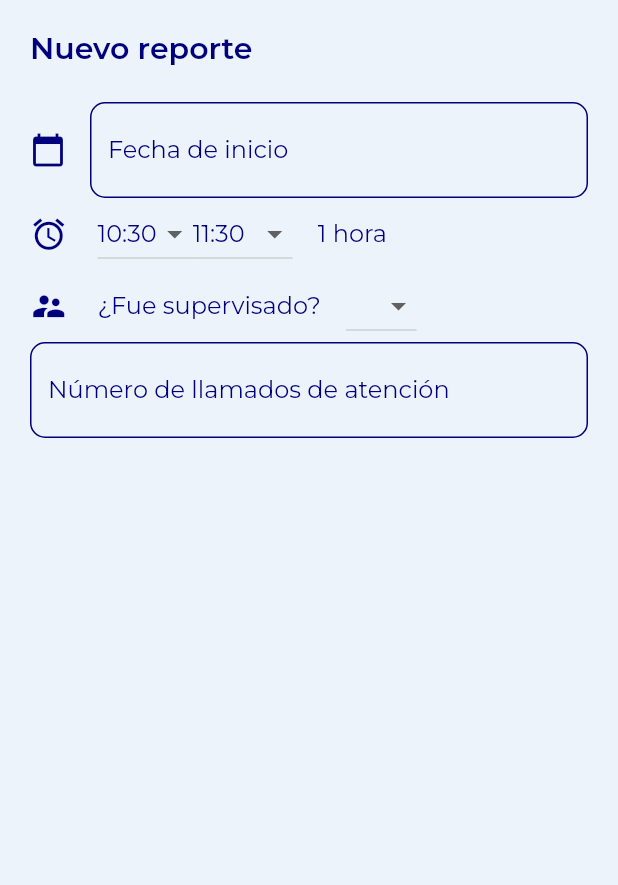
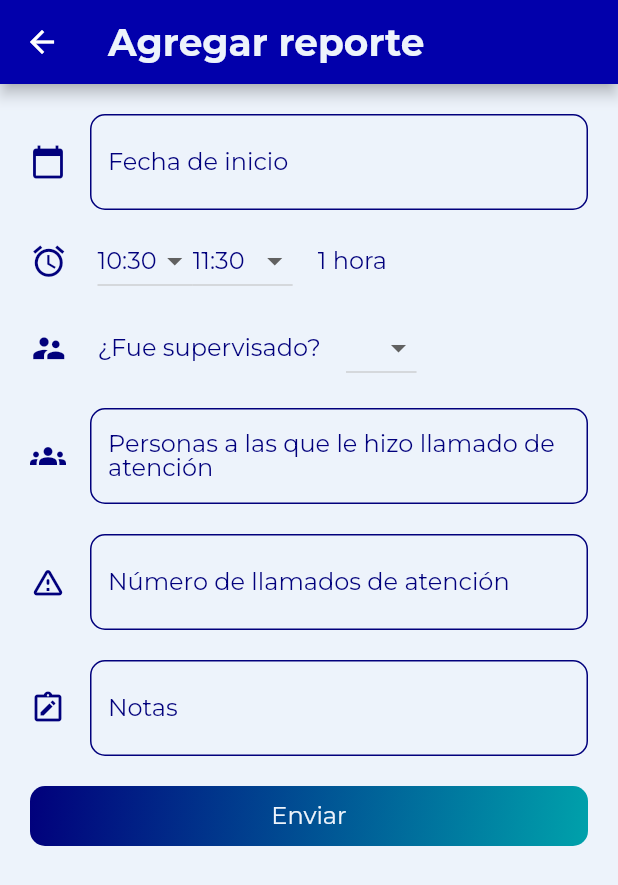
Before and after one commit to JoelBorrero/bienestar_mobile, a Flutter app: the AddReport screen opened directly, on a phone screen of 412 x 824 dp. Shown: the top 885 px of the screen. Run offline on Flutter 3.47's test engine with Material 2 defaults, Android fonts, the phone set to English and light mode, and no system bars; our stand-ins replace flutter_secure_storage, google_fonts; accounts and stored records are empty; network calls fail.

Commit message:
promoter form created (#1)
Co-authored-by: Joel Borrero <joelborrero@MacBook-Pro-de-Joel-2.local>

```diff
--- a/lib/backend/models/response.dart
+++ b/lib/backend/models/response.dart
@@ -2,17 +2,14 @@ import 'dart:convert';
 import 'package:flutter/foundation.dart';
 
 APIResponse apiResponseFromBytes(Uint8List str, int statusCode) =>
-    APIResponse.fromJson(
-      json.decode(const Utf8Decoder().convert(str)),
-      statusCode,
-    );
+    apiResponseFromJson(const Utf8Decoder().convert(str), statusCode);
 
 APIResponse apiResponseFromJson(String str, int statusCode) {
   dynamic body;
   try {
     body = json.decode(str);
   } catch (e) {
-    body = '{"error": "$e", "success": false}';
+    body = {"error": e.toString(), "success": false};
     statusCode = 400;
   }
   return APIResponse.fromJson(
@@ -24,30 +21,48 @@ APIResponse apiResponseFromJson(String str, int statusCode) {
 String apiResponseToJson(APIResponse data) => json.encode(data.toJson());
 
 class APIResponse {
-  APIResponse({
-    required this.statusCode,
-    required this.success,
-    required this.data,
-    this.error,
-  });
+  APIResponse(
+      {required this.statusCode,
+      required this.data,
+      this.error,
+      this.currentPage,
+      this.pages,
+      this.count,
+      this.next,
+      this.previous,
+      this.results});
 
   final int statusCode;
-  final bool success;
-  String? data;
+  final String? data;
   final String? error;
+
+  // Paginated responses
+  final int? currentPage, pages, count;
+  final String? next, previous;
+  final List? results;
 
   factory APIResponse.fromJson(Map<String, dynamic> json, int statusCode) =>
       APIResponse(
         statusCode: statusCode,
-        success: json['success'] ?? statusCode == 200,
         data: json['data'],
         error: (json['error'] ?? [null])[0],
+        currentPage: json['current_page'],
+        pages: json['pages'],
+        count: json['count'],
+        next: json['next'],
+        previous: json['previous'],
+        results: json['results'],
       );
 
   Map<String, dynamic> toJson() => {
         'statusCode': statusCode,
-        'success': success,
         if (data != null) 'data': data,
         if (error != null) 'error': error,
+        if (currentPage != null) 'current_page': currentPage,
+        if (pages != null) 'pages': pages,
+        if (count != null) 'count': count,
+        if (next != null) 'next': next,
+        if (previous != null) 'previous': previous,
+        if (results != null) 'results': results,
       };
 }
--- a/lib/backend/models/user.dart
+++ b/lib/backend/models/user.dart
@@ -19,9 +19,11 @@ class User {
   final String firstName;
   final String lastName;
   final String role;
-    final String token;
+  final String? token;
 
-    factory User.fromJson(Map<String, dynamic> json) => User(
+  factory User.fromJson(Map<String, dynamic> json) {
+    if (json['user'] == null) json['user'] = json; // It's a login response
+    return User(
       id: json["user"]["id"],
       email: json["user"]["email"],
       firstName: json["user"]["first_name"],
@@ -29,6 +31,7 @@ class User {
       role: json["user"]["role"],
       token: json["token"],
     );
+  }
 
   Map<String, dynamic> toJson() => {
         "id": id,
--- a/lib/backend/services/api.dart
+++ b/lib/backend/services/api.dart
@@ -3,10 +3,10 @@ import 'package:http/http.dart' as http;
 
 class API {
   static const String host =
-      'https://ec59-2800-484-188b-7712-d06a-d4ce-7726-db45.ngrok.io';
+      'ec59-2800-484-188b-7712-d06a-d4ce-7726-db45.ngrok.io';
 
-  static Future<APIResponse> get(String path) async {
-    final uri = Uri.https(host, path);
+  static Future<APIResponse> get(String path, [Map<String, String>? queryParameters]) async {
+    final uri = Uri.https(host, path, queryParameters);
     final resp = await http.get(
       uri,
     );
--- a/lib/screens/promoter/add_report.dart
+++ b/lib/screens/promoter/add_report.dart
@@ -1,19 +1,42 @@
+import 'package:bienestar_mobile/utils/validators.dart';
 import 'package:flutter/material.dart';
 
+import 'package:bienestar_mobile/backend/models/response.dart';
+import 'package:bienestar_mobile/backend/models/user.dart';
+import 'package:bienestar_mobile/backend/services/api.dart';
 import 'package:bienestar_mobile/widgets/components/text_components.dart';
 import 'package:bienestar_mobile/widgets/modules/custom_dropdown.dart';
 import 'package:bienestar_mobile/widgets/modules/custom_text_field.dart';
 import 'package:bienestar_mobile/widgets/modules/date_picker.dart';
+import 'package:bienestar_mobile/widgets/modules/gradient_button.dart';
 
+final _formKey = GlobalKey<FormState>();
+bool _hasInteractedByUser = false;
 List _hours = [6, 7, 8, 9, 10, 11, 12, 13, 14, 15, 16, 17, 18, 19, 20];
 DateTime _date = DateTime.now();
-int? _startHour = TimeOfDay.now().hour, _endHour;
+int? _startHour = TimeOfDay.now().hour,
+    _endHour,
+    _supervisorId,
+    _wakeUpCalls,
+    _peopleCalled,
+    _zoneId;
 bool? _wasSupervised;
+String? _notes;
+List<User> _supervisors = [];
+final TextEditingController _wakeUpCallsController = TextEditingController(),
+    _peopleCalledController = TextEditingController(),
+    _notesController = TextEditingController();
+
 Map<String, Object?> _answers = {
   'date': _date,
   'start_hour': _startHour,
   'end_hour': _endHour,
   'was_supervised': _wasSupervised,
+  'supervisor': _supervisorId,
+  'wake_up_calls': _wakeUpCalls,
+  'people_called': _peopleCalled,
+  'promoter_notes': _notes,
+  'zone': _zoneId,
 };
 
 class AddReport extends StatefulWidget {
@@ -40,6 +63,21 @@ class _AddReportState extends State<AddReport> {
         case 'was_supervised':
           _wasSupervised = value;
           break;
+        case 'supervisor':
+          _supervisorId = value;
+          break;
+        case 'wake_up_calls':
+          _wakeUpCalls = value;
+          break;
+        case 'people_called':
+          _peopleCalled = value;
+          break;
+        case 'notes':
+          _notes = value;
+          break;
+        case 'zone':
+          _zoneId = value;
+          break;
       }
     });
   }
@@ -47,6 +85,18 @@ class _AddReportState extends State<AddReport> {
   @override
   void initState() {
     super.initState();
+
+    final queryParameters = {
+      'role': 'supervisor',
+    };
+    Future<APIResponse> response = API.get('/accounts/', queryParameters);
+    response.then((res) {
+      if (res.statusCode == 200) {
+        setState(() {
+          _supervisors = res.results!.map((u) => User.fromJson(u)).toList();
+        });
+      }
+    });
   }
 
   @override
@@ -59,23 +109,24 @@ class _AddReportState extends State<AddReport> {
       }
     }
     _endHour ??= _startHour! + 1;
-    final formKey = GlobalKey<FormState>();
-    final TextEditingController callController = TextEditingController();
     ThemeData theme = Theme.of(context);
-    return Container(
+    return Scaffold(
+      appBar: AppBar(
+        title: textH1('Agregar reporte', dark: false),
+        backgroundColor: theme.primaryColor,
+      ),
+      body: Form(
+          key: _formKey,
+          child: ListView(
             padding: const EdgeInsets.all(20),
-      decoration: BoxDecoration(
-        borderRadius: BorderRadius.circular(30),
-      ),
-      child: Form(
-          key: formKey,
-          child: ListView(
             children: [
-              textH2('Nuevo reporte\n'),
               DatePicker(
                 date: _date,
                 updateDate: (date) => _onChanged('date', date),
+                validator: ((value) =>
+                    isNotEmpty(value, 'Por favor ingrese una fecha')),
               ),
+              const SizedBox(height: 10),
               Row(children: [
                 Icon(Icons.alarm, size: 25, color: theme.primaryColorDark),
                 const SizedBox(width: 20),
@@ -117,6 +168,7 @@ class _AddReportState extends State<AddReport> {
                     '    ${_endHour! - _startHour!} hora${_endHour! - _startHour! > 1 ? 's' : ''}',
                     color: theme.primaryColorDark),
               ]),
+              const SizedBox(height: 10),
               CustomDropdown(
                   icon: Icons.supervisor_account,
                   label: '¿Fue supervisado?',
@@ -126,18 +178,63 @@ class _AddReportState extends State<AddReport> {
                   ],
                   value: _wasSupervised,
                   onChanged: (b) => _onChanged('was_supervised', b),
+                  validator: ((value) =>
+                      isNotEmpty(value, 'Por favor ingrese una')),
+                  hasInteractedByUser: _hasInteractedByUser),
+              // CustomDropdown(
+              //   icon: Icons.supervisor_account,
+              //   label: 'Supervisor',
+              //   items: _supervisors.isEmpty
+              //       ? []
+              //       : _supervisors
+              //           .map((s) => {'value': s.id, 'label': s.firstName})
+              //           .toList(),
+              //   value: _supervisorId,
+              //   onChanged: (s) => _onChanged('supervisor', s),
+              //   validator: ((value) => isNotEmpty(value, 'Por favor ingrese una nota')),
+              // ),
+              CustomTextField(
+                controller: _peopleCalledController,
+                label: 'Personas a las que le hizo llamado de atención',
+                icon: Icons.groups,
+                keyboardType: TextInputType.number,
+                validator: ((value) => isNotEmpty(value,
+                    'Por favor ingrese a cuántas personas les llamó la atención')),
               ),
+              const SizedBox(height: 20),
               CustomTextField(
-                controller: callController,
+                controller: _wakeUpCallsController,
                 label: 'Número de llamados de atención',
-                // The validator receives the text that the user has entered.
-                validator: (value) {
-                  if (value == null || value.isEmpty) {
-                    return 'Please enter some text';
+                icon: Icons.warning_amber_rounded,
+                keyboardType: TextInputType.number,
+                validator: ((value) => isNotEmpty(value,
+                    'Por favor indique a cuántas personas les hizo llamado de atención')),
+              ),
+              const SizedBox(height: 20),
+              CustomTextField(
+                controller: _notesController,
+                label: 'Notas',
+                icon: Icons.note_alt_outlined,
+              ),
+              const SizedBox(height: 20),
+              GradientButton(
+                  text: 'Enviar',
+                  onPressed: () {
+                    if (_formKey.currentState!.validate()) {
+                      setState(() {
+                        _hasInteractedByUser = true;
+                      });
+                      // Reset the answers
+                      _wasSupervised = null;
+                      _supervisorId = null;
+                      _wakeUpCalls = null;
+                      _peopleCalled = null;
+                      _notes = null;
+                      _zoneId = null;
+
+                      Navigator.pop(context);
                     }
-                  return null;
-                },
-              ),
+                  })
             ],
           )),
     );
--- /dev/null
+++ b/lib/utils/validators.dart
@@ -0,0 +1,6 @@
+String? isNotEmpty(String? value, String message) {
+  if (value == null || value.isEmpty) {
+    return message;
+  }
+  return null;
+}
--- a/lib/widgets/components/text_components.dart
+++ b/lib/widgets/components/text_components.dart
@@ -2,11 +2,10 @@ import 'package:flutter/material.dart';
 
 import 'package:bienestar_mobile/utils/themes.dart';
 
-
 Text textH1(String text, {bool dark = true, double? fontSize}) {
   return Text(text,
       style: lightTheme.textTheme.titleLarge?.copyWith(
-        fontSize: fontSize,
+          fontSize: fontSize,
           color: dark
               ? lightTheme.primaryColorDark
               : lightTheme.scaffoldBackgroundColor));
@@ -29,13 +28,14 @@ Text textH3(String text, {bool dark = true}) {
 }
 
 Text textSmall(String text,
-    {bool dark = true, TextAlign textAlign = TextAlign.center}) {
+    {bool dark = true, TextAlign textAlign = TextAlign.center, Color? color}) {
   return Text(
     text,
     style: lightTheme.textTheme.bodySmall?.copyWith(
-        color: dark
-            ? lightTheme.primaryColorDark
-            : lightTheme.scaffoldBackgroundColor),
+        color: color ??
+            (dark
+                ? lightTheme.primaryColorDark
+                : lightTheme.scaffoldBackgroundColor)),
     textAlign: textAlign,
   );
 }
--- a/lib/widgets/modules/custom_dropdown.dart
+++ b/lib/widgets/modules/custom_dropdown.dart
@@ -8,24 +8,46 @@ class CustomDropdown extends StatelessWidget {
   final List<Map<String, Object>> items;
   final dynamic value;
   final Function(dynamic) onChanged;
-  const CustomDropdown({super.key, required this.icon, required this.label, required this.items, this.value, required this.onChanged});
+  final String? Function(String? value)? validator;
+  final bool? hasInteractedByUser;
+  const CustomDropdown(
+      {super.key,
+      required this.icon,
+      required this.label,
+      required this.items,
+      this.value,
+      required this.onChanged,
+      this.validator,
+      this.hasInteractedByUser});
 
   @override
   Widget build(BuildContext context) {
     ThemeData theme = Theme.of(context);
-    return Row(
+    return Column(
+      crossAxisAlignment: CrossAxisAlignment.start,
+      children: [
+        Row(
           children: [
             Icon(icon, size: 25, color: theme.primaryColorDark),
             const SizedBox(width: 20),
             textMedium('$label    '),
             DropdownButton(
-            items: items.map((item) =>
-            DropdownMenuItem(
+              items: items
+                  .map((item) => DropdownMenuItem(
                       value: item['value'],
-                child: textMedium(item['label'] as String)
-              )).toList(),
+                      child: textMedium(item['label'] as String)))
+                  .toList(),
               value: value,
-            onChanged: ((val) => onChanged(val))),
+              onChanged: ((val) => onChanged(val)),
+            ),
+          ],
+        ),
+        textSmall(
+          validator!(value) != null && (hasInteractedByUser ?? false)
+              ? validator!(value)!
+              : '',
+          color: Colors.red,
+        ),
       ],
     );
   }
--- a/lib/widgets/modules/custom_text_field.dart
+++ b/lib/widgets/modules/custom_text_field.dart
@@ -11,7 +11,7 @@ class CustomTextField extends StatelessWidget {
   final int? maxLength;
   final Size? size;
   final double? margin;
-  final String? Function(String value)? validator;
+  final String? Function(String? value)? validator;
   const CustomTextField({
     super.key,
     required this.controller,
@@ -38,6 +38,7 @@ class CustomTextField extends StatelessWidget {
       keyboardType: keyboardType,
       maxLength: maxLength,
       obscureText: keyboardType == TextInputType.visiblePassword,
+      validator: validator,
     );
     return size == null
         ? textField
--- a/lib/widgets/modules/date_picker.dart
+++ b/lib/widgets/modules/date_picker.dart
@@ -9,14 +9,16 @@ TextEditingController _startDateController = TextEditingController();
 class DatePicker extends StatelessWidget {
   final DateTime date;
   final Function(DateTime) updateDate;
+  final String? Function(String? value)? validator;
   const DatePicker(
       {super.key,
       required this.date,
-      required this.updateDate});
+      required this.updateDate,
+      this.validator});
   @override
   Widget build(BuildContext context) {
     ThemeData theme = Theme.of(context);
-    return TextField(
+    return TextFormField(
       controller: _startDateController,
       decoration: InputDecoration(
         icon: Icon(
@@ -39,18 +41,12 @@ class DatePicker extends StatelessWidget {
           confirmText: 'Aceptar',
         );
         if (selectedDate != null) {
-          // TimeOfDay? selectedTime = await showTimePicker(
-          //   context: context,
-          //   initialTime: TimeOfDay.now(),
-          // );
-          // if (selectedTime != null) {
             updateDate(selectedDate);
             _startDateController.text =
                 '${selectedDate.day}/${selectedDate.month}/${selectedDate.year}';
-          // }
         }
-        // showTimePicker(context: context, initialTime: DateTime.now().);
       },
+      validator: validator,
     );
   }
 }
```
Also changed, not shown: lib/backend/services/auth_service.dart (+4 -4 lines), lib/screens/authentication/login.dart (+4 -4 lines), lib/screens/promoter/hours.dart (+8 -4 lines). Lines whose indentation alone changed are shown as unchanged.
